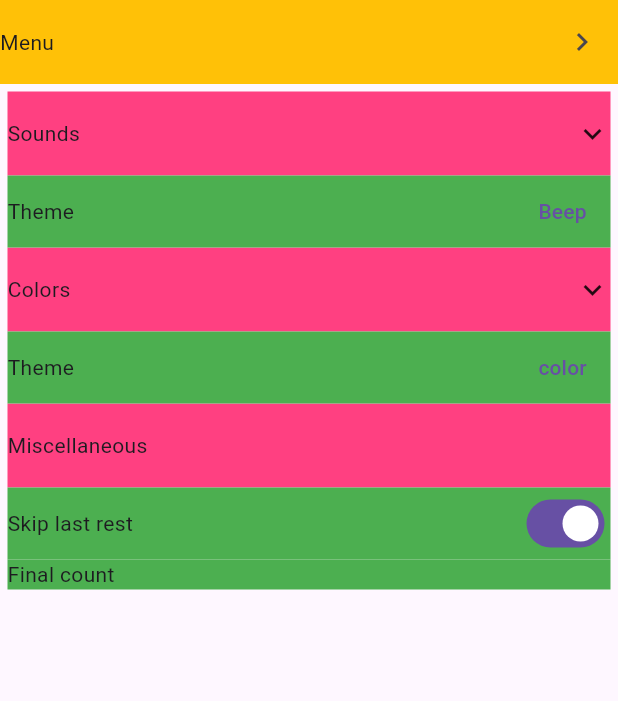
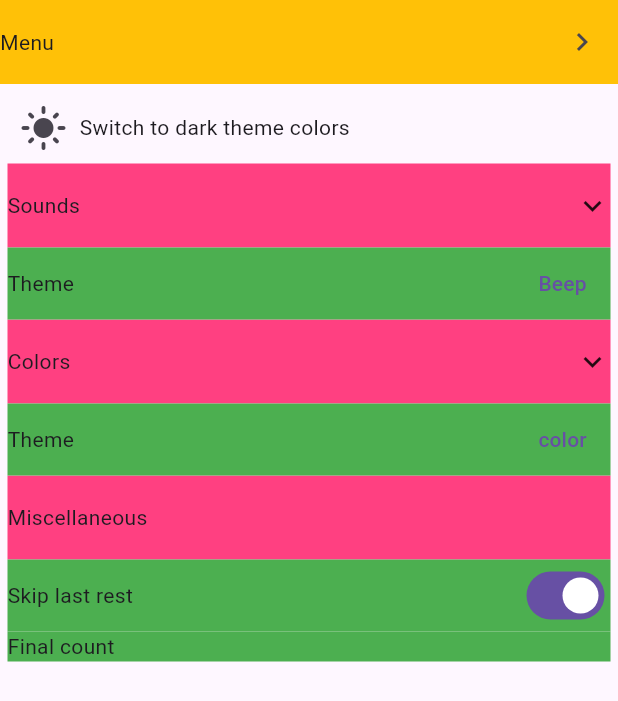
Before and after one commit to jon13doe/interval_timer_app_v3, a Flutter app: the MenuScreen screen opened directly, on a phone screen of 412 x 824 dp. Shown: the top 701 px of the screen. Run offline on Flutter 3.47's test engine with Material 3 defaults, Android fonts, the light colour scheme and no system bars; our stand-ins replace adaptive_theme, bloc, flutter_bloc, material_symbols_icons, shared_preferences; accounts and stored records are empty.

Commit message:
settings provider and theme

```diff
--- /dev/null
+++ b/lib/features/app_settings/app_settings.dart
@@ -0,0 +1,29 @@
+import 'package:shared_preferences/shared_preferences.dart';
+
+class AppSettings {
+  int appTheme;
+
+  AppSettings({
+    required this.appTheme,
+  });
+
+  switchAppTheme(int newValue) {
+    appTheme = newValue;
+    _saveToPrefs();
+  }
+
+  Future<void> _saveToPrefs() async {
+    final prefs = await SharedPreferences.getInstance();
+    prefs.setInt('appTheme', appTheme);
+  }
+
+  static Future<AppSettings?> loadFromPrefs() async {
+    final prefs = await SharedPreferences.getInstance();
+    if (prefs.containsKey('appTheme')) {
+      return AppSettings(
+        appTheme: prefs.getInt('appTheme') ?? 0,
+      );
+    }
+    return null;
+  }
+}
--- /dev/null
+++ b/lib/features/app_settings/index.dart
@@ -0,0 +1,2 @@
+export 'settings_provider.dart';
+export 'app_settings.dart';
--- /dev/null
+++ b/lib/features/app_settings/settings_provider.dart
@@ -0,0 +1,24 @@
+import 'package:flutter/widgets.dart';
+import 'app_settings.dart';
+
+class SettingsProvider extends InheritedNotifier<ValueNotifier<AppSettings>> {
+  final AppSettings appSettings;
+
+  SettingsProvider({
+    super.key,
+    required this.appSettings,
+    required super.child,
+  }) : super(
+          notifier: ValueNotifier<AppSettings>(appSettings),
+        );
+
+  static AppSettings? of(BuildContext context) {
+    final provider =
+        context.dependOnInheritedWidgetOfExactType<SettingsProvider>();
+    return provider?.notifier?.value;
+  }
+
+  void updateThemeChema(AppSettings newAppSettings) {
+    notifier?.value = newAppSettings;
+  }
+}
--- a/lib/features/screens/home_screen/quick_start_bar/quick_start_bar.dart
+++ b/lib/features/screens/home_screen/quick_start_bar/quick_start_bar.dart
@@ -85,7 +85,7 @@ class _QuickStartBarState extends State<QuickStartBar>
                       height: medium.padding,
                     ),
                     const Text(
-                      'sets',
+                      'Sets',
                       style: TextStyle(
                         fontSize: 16,
                         fontWeight: FontWeight.w600,
--- a/lib/features/screens/menu_screen/menu_screen.dart
+++ b/lib/features/screens/menu_screen/menu_screen.dart
@@ -1,8 +1,12 @@
+import 'package:adaptive_theme/adaptive_theme.dart';
 import 'package:flutter/material.dart';
 import 'package:flutter_bloc/flutter_bloc.dart';
+import 'package:interval_timer_app_v3/features/app_settings/index.dart';
 import 'package:interval_timer_app_v3/features/blocks/app_page_view_cubit.dart';
 import 'package:interval_timer_app_v3/features/data/strings.dart';
+import 'package:interval_timer_app_v3/features/widgets/dynm_icon_button.dart';
 import 'package:interval_timer_app_v3/theme/sizes.dart';
+import 'package:material_symbols_icons/symbols.dart';
 
 class MenuScreen extends StatefulWidget {
   const MenuScreen({super.key});
@@ -11,12 +15,27 @@ class MenuScreen extends StatefulWidget {
   State<MenuScreen> createState() => _HomeScreenState();
 }
 
+String themeColors({required int currentTheme}) {
+  switch (currentTheme) {
+    case 1:
+      return 'system';
+    case 2:
+      return 'light';
+    default:
+      return 'dark';
+  }
+}
+
 class _HomeScreenState extends State<MenuScreen> with TickerProviderStateMixin {
   bool isOpenSoundMenu = false;
   bool isOpenColorsMenu = false;
   bool sipLastRest = true;
 
   int duration = 600;
+
+  late AppSettings settings;
+  late int curentSettings;
+
   late AnimationController _rotationControllerSounds;
   late AnimationController _rotationControllerColors;
 
@@ -31,6 +50,13 @@ class _HomeScreenState extends State<MenuScreen> with TickerProviderStateMixin {
       vsync: this,
     );
     super.initState();
+  }
+
+  @override
+  void didChangeDependencies() {
+    super.didChangeDependencies();
+    settings = SettingsProvider.of(context)!;
+    curentSettings = settings.appTheme;
   }
 
   @override
@@ -69,6 +95,36 @@ class _HomeScreenState extends State<MenuScreen> with TickerProviderStateMixin {
               padding: EdgeInsets.all(medium.padding),
               child: CustomScrollView(
                 slivers: [
+                  SliverToBoxAdapter(
+                    child: Row(
+                      children: [
+                        DynamicIconButton(
+                          iconsList: const [
+                            Icons.light_mode,
+                            Icons.dark_mode,
+                            Symbols.settings_night_sight,
+                          ],
+                          initState: curentSettings,
+                          iconSize: 32,
+                          onStateChange: (index) {
+                            setState(() {
+                              settings.switchAppTheme(index);
+                              curentSettings = settings.appTheme;
+                              if (index == 0) {
+                                AdaptiveTheme.of(context).setLight();
+                              } else if (index == 1) {
+                                AdaptiveTheme.of(context).setDark();
+                              } else if (index == 2) {
+                                AdaptiveTheme.of(context).setSystem();
+                              }
+                            });
+                          },
+                        ),
+                        Text(
+                            'Switch to ${themeColors(currentTheme: curentSettings)} theme colors'),
+                      ],
+                    ),
+                  ),
                   SliverToBoxAdapter(
                     child: Column(
                       children: [
--- /dev/null
+++ b/lib/features/theme/index.dart
@@ -0,0 +1 @@
+export 'theme.dart';
--- /dev/null
+++ b/lib/features/theme/theme.dart
@@ -0,0 +1,21 @@
+import 'package:flutter/material.dart';
+
+final customDarkTheme = ThemeData(
+  useMaterial3: true,
+  brightness: Brightness.dark,
+  primaryColor: Colors.black,
+  drawerTheme: const DrawerThemeData(
+    backgroundColor: Colors.black,
+  ),
+);
+
+final customLightTheme = ThemeData(
+  useMaterial3: true,
+  brightness: Brightness.light,
+  primaryColor: Colors.white,
+  primaryTextTheme: TextTheme(
+    titleLarge: TextStyle(
+      color: Colors.black,
+    ),
+  ),
+);
--- a/lib/features/widgets/dynm_icon_button.dart
+++ b/lib/features/widgets/dynm_icon_button.dart
@@ -1,18 +1,18 @@
 import 'package:flutter/material.dart';
 
 class DynamicIconButton extends StatefulWidget {
-  final int? initIndex;
+  final int? initState;
   final List<IconData> iconsList;
-  final double? iconSize;
+  final double iconSize;
   final void Function(int) onStateChange;
 
   const DynamicIconButton({
-    super.key,
-    this.initIndex,
+    Key? key,
+    this.initState,
     required this.iconsList,
-    this.iconSize,
+    required this.iconSize,
     required this.onStateChange,
-  });
+  }) : super(key: key);
 
   @override
   State<DynamicIconButton> createState() => _DynamicIconButtonState();
@@ -24,22 +24,21 @@ class _DynamicIconButtonState extends State<DynamicIconButton> {
   @override
   void initState() {
     super.initState();
-    _iconIndex = widget.initIndex ?? 0;
+    _iconIndex = widget.initState ?? 0;
   }
 
   @override
   Widget build(BuildContext context) {
     return IconButton(
-      icon:
-      Icon(widget.iconsList[_iconIndex]),
+      icon: Icon(widget.iconsList[_iconIndex]),
       iconSize: widget.iconSize,
       onPressed: () {
         if (_iconIndex != widget.iconsList.length - 1) {
           _iconIndex++;
-          } else {
-            _iconIndex = 0;
-          }
-          widget.onStateChange(_iconIndex);
+        } else {
+          _iconIndex = 0;
+        }
+        widget.onStateChange(_iconIndex);
       },
     );
   }
--- a/lib/features/widgets/input_field.dart
+++ b/lib/features/widgets/input_field.dart
@@ -32,7 +32,7 @@ class _InputFieldState extends State<InputField> {
       width: widget.numImput == false
           ? 0.5 * MediaQuery.of(context).size.width
           : 1.25 * widget.fontSize,
-      height: 1.2 * widget.fontSize,
+      height: 1.5 * widget.fontSize,
       decoration: BoxDecoration(
         color: Colors.amber,
         borderRadius: BorderRadius.circular(5),
@@ -95,7 +95,7 @@ class _InputFieldState extends State<InputField> {
               child: Text(
                 widget.descriptionText!,
                 style: TextStyle(
-                  fontSize: 0.2 * widget.fontSize,
+                  fontSize: 0.35 * widget.fontSize,
                   fontWeight: FontWeight.w600,
                 ),
               ),
--- a/lib/interval_timer_app_view.dart
+++ b/lib/interval_timer_app_view.dart
@@ -7,16 +7,20 @@ import 'generated/l10n.dart';
 import 'theme/theme.dart';
 
 class IntervalTimerAppView extends StatelessWidget {
-  const IntervalTimerAppView({super.key});
+  final AdaptiveThemeMode? savedThemeMode;
+
+  const IntervalTimerAppView({super.key, this.savedThemeMode});
 
   @override
   Widget build(BuildContext context) {
     return AdaptiveTheme(
       light: customLightTheme,
-      dark: ThemeData(),
-      initial: AdaptiveThemeMode.light,
-      builder: (theme, light) {
+      dark: customDarkTheme,
+      initial: savedThemeMode ?? AdaptiveThemeMode.light,
+      builder: (theme, darkTheme) {
         return MaterialApp(
+          theme: theme,
+          darkTheme: darkTheme,
           debugShowCheckedModeBanner: false,
           localizationsDelegates: const [
             S.delegate,
@@ -25,7 +29,6 @@ class IntervalTimerAppView extends StatelessWidget {
             GlobalCupertinoLocalizations.delegate,
           ],
           supportedLocales: S.delegate.supportedLocales,
-          title: 'Flutter Demo',
           home: const SafeArea(
             child: AppPageView(),
           ),
--- a/lib/main.dart
+++ b/lib/main.dart
@@ -1,8 +1,10 @@
+import 'package:adaptive_theme/adaptive_theme.dart';
 import 'package:flutter/material.dart';
 
 import 'interval_timer_app.dart';
 
 void main() async {
   WidgetsFlutterBinding.ensureInitialized();
-  runApp(const IntervalTimerApp());
+  final savedThemeMode = await AdaptiveTheme.getThemeMode();
+  runApp(IntervalTimerApp(savedThemeMode: savedThemeMode));
 }
```
Also changed, not shown: lib/features/data/preset_class.dart (added, +136 -0 lines), lib/interval_timer_app.dart (+17 -2 lines).
